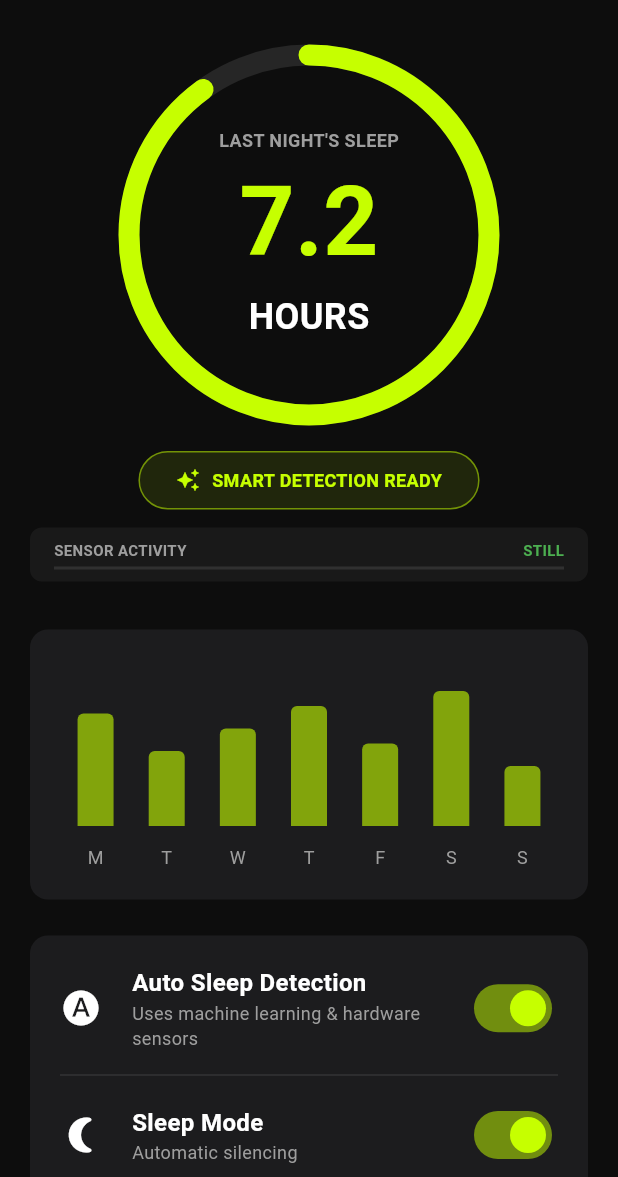
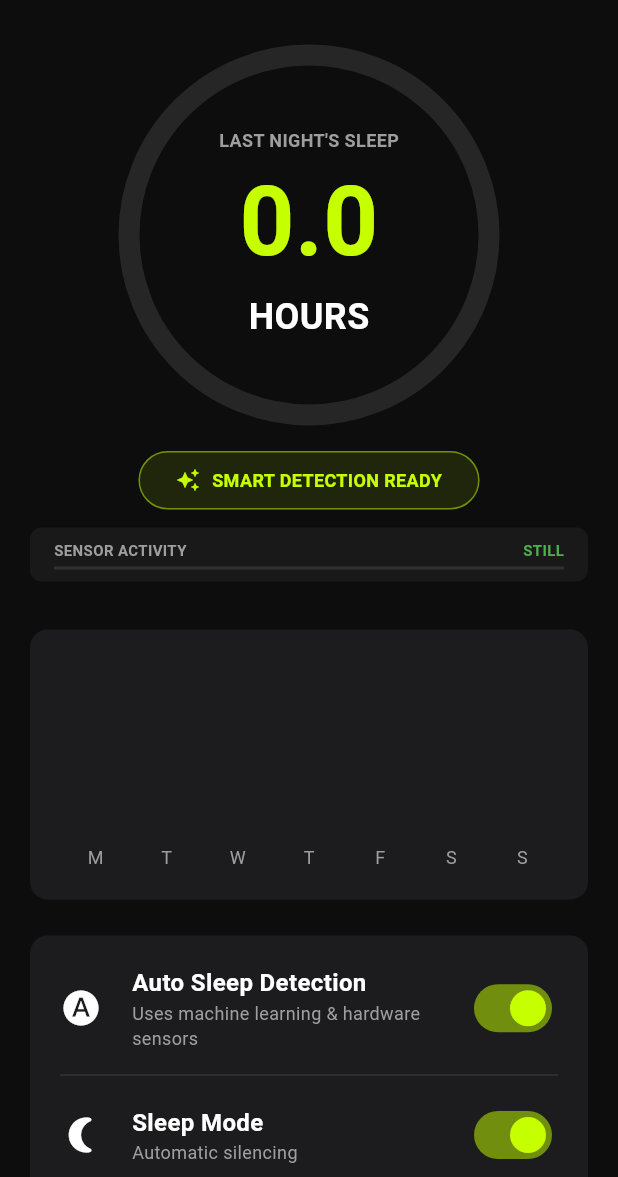
Before and after one commit to kshitiz-eyyy/Fit-Log, a Flutter app: the _SleepScreenContent screen opened directly, on a phone screen of 412 x 824 dp, the part 59-1236 px from its top. Run offline on Flutter 3.47's test engine with Material 3 defaults, Android fonts, the phone set to English and light mode, and no system bars; our stand-ins replace cloud_firestore, firebase_auth, firebase_core, fl_chart, flutter_markdown, fluttertoast and 4 more; accounts and stored records are empty.

Commit message:
database integrated in sleep screen

```diff
--- a/lib/main.dart
+++ b/lib/main.dart
@@ -46,7 +46,7 @@ class FitLogApp extends StatelessWidget {
           ),
         ),
       ),
-      home: const SleepScreen(),
+      home: const UserDashboardScreen(),
     );
   }
 }
--- a/lib/model/water_log_model.dart
+++ b/lib/model/water_log_model.dart
@@ -1,18 +1,21 @@
-import 'package:flutter/material.dart';
+import 'package:flutter/material.dart'; // 🟢 FIXED: This resolves the "Undefined class 'Color'" error shown in your screenshot!
 
 class WaterConfig {
   final double dailyGoal;
   final bool isReminderActive;
+  final String frequency;
 
   WaterConfig({
     required this.dailyGoal,
     required this.isReminderActive,
+    required this.frequency,
   });
 
   factory WaterConfig.fromFirestore(Map<String, dynamic>? data) {
     return WaterConfig(
       dailyGoal: (data?['hydration_amount'] as num?)?.toDouble() ?? 3.5,
       isReminderActive: data?['hydration_reminder_active'] as bool? ?? false,
+      frequency: data?['hydration_reminder_frequency'] as String? ?? 'Every 1 hour',
     );
   }
 }
--- a/lib/view/sleep_screen.dart
+++ b/lib/view/sleep_screen.dart
@@ -49,6 +49,15 @@ class _SleepScreenContent extends StatelessWidget {
             _buildSleepHistoryChart(data.weeklyHistory),
             const SizedBox(height: 24),
             _buildTrackingSection(viewModel),
+            const SizedBox(height: 16),
+            ElevatedButton(
+              onPressed: () => viewModel.mockSaveSession(),
+              style: ElevatedButton.styleFrom(
+                backgroundColor: Colors.white10,
+                minimumSize: const Size(double.infinity, 50),
+              ),
+              child: const Text("DEBUG: PUSH TEST DATA TO FIREBASE", style: TextStyle(color: Colors.grey, fontSize: 12)),
+            ),
             const SizedBox(height: 32),
           ],
         ),
--- a/lib/view/water_tracker_screen.dart
+++ b/lib/view/water_tracker_screen.dart
@@ -1,5 +1,5 @@
 import 'package:flutter/material.dart';
-import 'package:firebase_auth/firebase_auth.dart'; // <--- Handles multi-user sessions dynamically!
+import 'package:firebase_auth/firebase_auth.dart'; // Handles dynamic sessions securely!
 import 'dart:math' as math;
 
 import '../model/water_log_model.dart';
@@ -25,11 +25,9 @@ class _WaterTrackerScreenState extends State<WaterTrackerScreen> {
 
     // 1. Detect who is signed into this device right now
     final User? currentUser = FirebaseAuth.instance.currentUser;
-
-    // 2. Safely capture their unique authentication UID string token
     final String targetUid = currentUser?.uid ?? '';
 
-    // 3. Bind the ViewModel instantly to that session token
+    // 2. Bind the ViewModel instantly to that session token
     _viewModel = WaterTrackerViewModel(
       repository: _repository,
       userId: targetUid,
--- a/lib/viewmodel/sleep_view_model.dart
+++ b/lib/viewmodel/sleep_view_model.dart
@@ -7,8 +7,8 @@ class SleepViewModel extends ChangeNotifier {
   final SleepRepository _repository;
 
   SleepData _data = SleepData(
-    lastNightHours: 7.2,
-    weeklyHistory: [0.75, 0.5, 0.65, 0.8, 0.55, 0.9, 0.4],
+    lastNightHours: 0.0,
+    weeklyHistory: [0.0, 0.0, 0.0, 0.0, 0.0, 0.0, 0.0],
     isCurrentlyAsleep: false,
     isAutoTrackingActive: true,
     sleepMode: true,
@@ -25,7 +25,7 @@ class SleepViewModel extends ChangeNotifier {
 
   // Constants
   static const double _movementThreshold = 0.5;
-  static const Duration _stillnessNeededForSleep = Duration(minutes: 10);
+  static const Duration _stillnessNeededForSleep = Duration(seconds: 10); // Reduced for testing
 
   SleepViewModel({required SleepRepository repository}) : _repository = repository {
     _init();
@@ -33,7 +33,13 @@ class SleepViewModel extends ChangeNotifier {
 
   Future<void> _init() async {
     final history = await _repository.getWeeklyHistory();
-    _data = _data.copyWith(weeklyHistory: history);
+    final lastHours = await _repository.getLastSleepSession();
+
+    _data = _data.copyWith(
+      weeklyHistory: history,
+      lastNightHours: lastHours,
+    );
+
     if (_data.isAutoTrackingActive) {
       startTracking();
     }
@@ -66,6 +72,15 @@ class SleepViewModel extends ChangeNotifier {
 
   void toggleSleepMode(bool value) {
     _data = _data.copyWith(sleepMode: value);
+    notifyListeners();
+  }
+
+  Future<void> mockSaveSession() async {
+    // Instantly save a 8.0 hour session for testing
+    await _repository.saveSleepSession(8.0);
+    final history = await _repository.getWeeklyHistory();
+    final lastHours = await _repository.getLastSleepSession();
+    _data = _data.copyWith(weeklyHistory: history, lastNightHours: lastHours);
     notifyListeners();
   }
 
--- a/lib/viewmodel/user_profile_view_model.dart
+++ b/lib/viewmodel/user_profile_view_model.dart
@@ -134,4 +134,9 @@ class UserProfileViewModel extends ChangeNotifier {
       'completed_at': FieldValue.serverTimestamp(),
     });
   }
+
+  Future<void> signOut() async {
+    await _userRepo.logout();
+    notifyListeners();
+  }
 }
--- a/lib/viewmodel/water_tracker_view_model.dart
+++ b/lib/viewmodel/water_tracker_view_model.dart
@@ -45,6 +45,7 @@ class WaterTrackerViewModel extends ChangeNotifier {
     WaterConfig config = await _repository.fetchUserWaterConfig(userId);
     _goal = config.dailyGoal;
     _remindersEnabled = config.isReminderActive;
+    _frequency = config.frequency;
 
     _isLoadingConfig = false;
     notifyListeners();
@@ -81,8 +82,11 @@ class WaterTrackerViewModel extends ChangeNotifier {
     await _repository.updateUserReminderSetting(userId, value);
   }
 
-  void updateFrequency(String freshFrequency) {
+  Future<void> updateFrequency(String freshFrequency) async {
     _frequency = freshFrequency;
     notifyListeners();
+
+    // Updates local layout and pushes the value to your Firestore document
+    await _repository.updateUserFrequencySetting(userId, freshFrequency);
   }
 }
```
Also changed, not shown: lib/repo/sleep_repository.dart (+81 -4 lines), lib/repo/water_repository.dart (+15 -2 lines), lib/view/user_profile.dart (+33 -4 lines).
